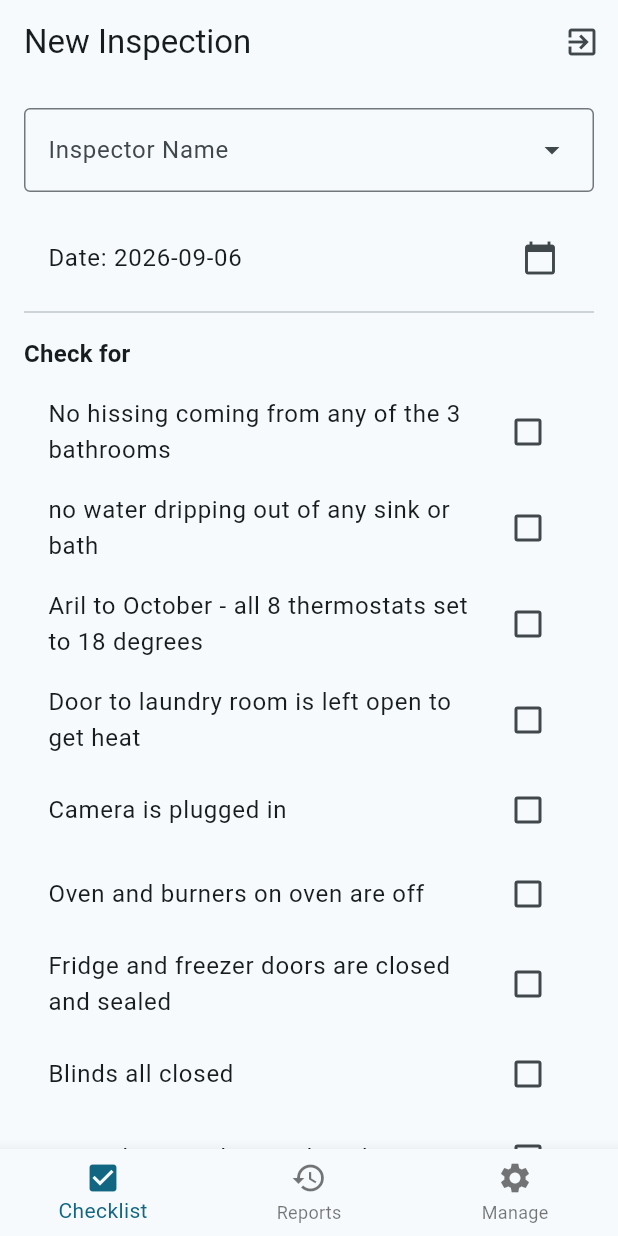
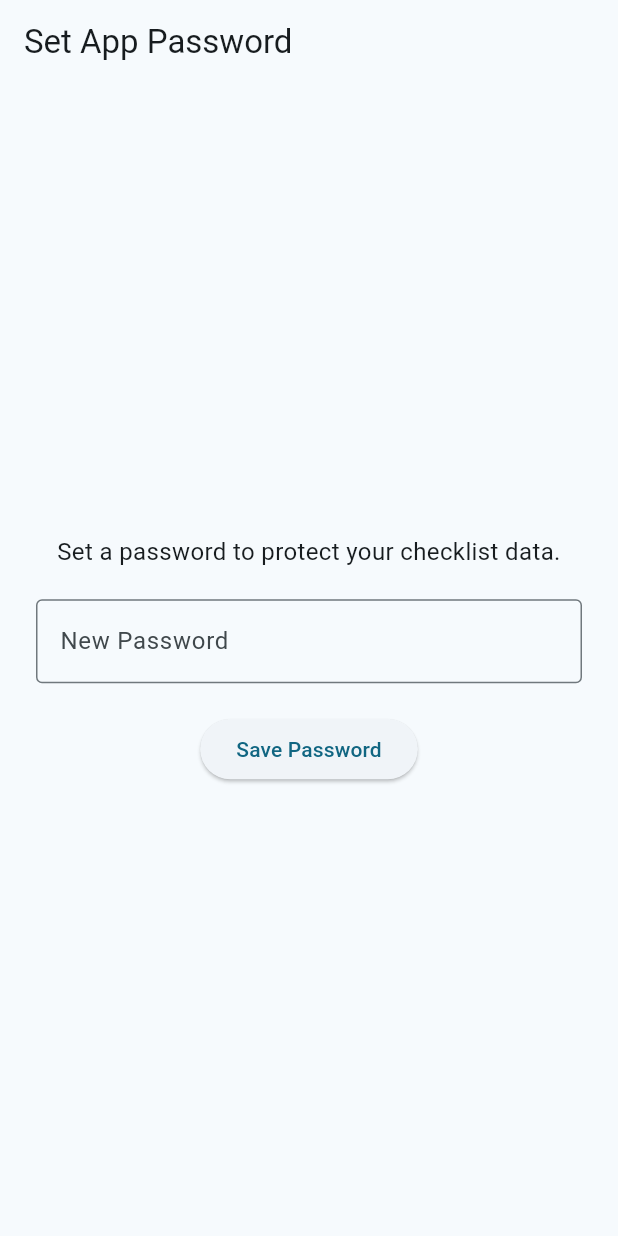
Before and after one commit to tmavroidis/marinerschecklist, a Flutter app: the screen it shows after launch, on a phone screen of 412 x 824 dp. Run offline on Flutter 3.47's test engine with Material 3 defaults, Android fonts, the phone set to English and light mode, and no system bars; our stand-ins replace flutter_secure_storage, shared_preferences.

Commit message:
added password

```diff
--- a/lib/main.dart
+++ b/lib/main.dart
@@ -21,7 +21,167 @@ class MarinersChecklistApp extends StatelessWidget {
         colorScheme: ColorScheme.fromSeed(seedColor: Colors.blueGrey),
         useMaterial3: true,
       ),
-      home: const MainContainer(),
+      home: const AuthWrapper(),
+    );
+  }
+}
+
+class AuthWrapper extends StatefulWidget {
+  const AuthWrapper({super.key});
+
+  @override
+  State<AuthWrapper> createState() => _AuthWrapperState();
+}
+
+class _AuthWrapperState extends State<AuthWrapper> {
+  final _storage = StorageService();
+  bool? _isPasswordSet;
+  bool _isAuthenticated = false;
+
+  @override
+  void initState() {
+    super.initState();
+    _checkAuth();
+  }
+
+  Future<void> _checkAuth() async {
+    final isSet = await _storage.isPasswordSet();
+    setState(() {
+      _isPasswordSet = isSet;
+    });
+  }
+
+  void _onAuthenticated() {
+    setState(() {
+      _isAuthenticated = true;
+    });
+  }
+
+  @override
+  Widget build(BuildContext context) {
+    if (_isPasswordSet == null) {
+      return const Scaffold(body: Center(child: CircularProgressIndicator()));
+    }
+
+    if (!_isPasswordSet!) {
+      return SetupPasswordScreen(onComplete: () {
+        setState(() {
+          _isPasswordSet = true;
+          _isAuthenticated = true;
+        });
+      });
+    }
+
+    if (!_isAuthenticated) {
+      return LoginScreen(onAuthenticated: _onAuthenticated);
+    }
+
+    return const MainContainer();
+  }
+}
+
+class SetupPasswordScreen extends StatefulWidget {
+  final VoidCallback onComplete;
+  const SetupPasswordScreen({super.key, required this.onComplete});
+
+  @override
+  State<SetupPasswordScreen> createState() => _SetupPasswordScreenState();
+}
+
+class _SetupPasswordScreenState extends State<SetupPasswordScreen> {
+  final _controller = TextEditingController();
+  final _storage = StorageService();
+
+  @override
+  Widget build(BuildContext context) {
+    return Scaffold(
+      appBar: AppBar(title: const Text('Set App Password')),
+      body: Padding(
+        padding: const EdgeInsets.all(24.0),
+        child: Column(
+          mainAxisAlignment: MainAxisAlignment.center,
+          children: [
+            const Text(
+              'Set a password to protect your checklist data.',
+              textAlign: TextAlign.center,
+              style: TextStyle(fontSize: 16),
+            ),
+            const SizedBox(height: 20),
+            TextField(
+              controller: _controller,
+              obscureText: true,
+              decoration: const InputDecoration(
+                labelText: 'New Password',
+                border: OutlineInputBorder(),
+              ),
+            ),
+            const SizedBox(height: 20),
+            ElevatedButton(
+              onPressed: () async {
+                if (_controller.text.isNotEmpty) {
+                  await _storage.setPassword(_controller.text);
+                  widget.onComplete();
+                }
+              },
+              child: const Text('Save Password'),
+            ),
+          ],
+        ),
+      ),
+    );
+  }
+}
+
+class LoginScreen extends StatefulWidget {
+  final VoidCallback onAuthenticated;
+  const LoginScreen({super.key, required this.onAuthenticated});
+
+  @override
+  State<LoginScreen> createState() => _LoginScreenState();
+}
+
+class _LoginScreenState extends State<LoginScreen> {
+  final _controller = TextEditingController();
+  final _storage = StorageService();
+  String _error = '';
+
+  @override
+  Widget build(BuildContext context) {
+    return Scaffold(
+      appBar: AppBar(title: const Text('Login')),
+      body: Padding(
+        padding: const EdgeInsets.all(24.0),
+        child: Column(
+          mainAxisAlignment: MainAxisAlignment.center,
+          children: [
+            const Icon(Icons.lock, size: 64, color: Colors.blueGrey),
+            const SizedBox(height: 20),
+            TextField(
+              controller: _controller,
+              obscureText: true,
+              decoration: InputDecoration(
+                labelText: 'Enter Password',
+                errorText: _error.isEmpty ? null : _error,
+                border: const OutlineInputBorder(),
+              ),
+            ),
+            const SizedBox(height: 20),
+            ElevatedButton(
+              onPressed: () async {
+                final isValid = await _storage.verifyPassword(_controller.text);
+                if (isValid) {
+                  widget.onAuthenticated();
+                } else {
+                  setState(() {
+                    _error = 'Incorrect password';
+                  });
+                }
+              },
+              child: const Text('Login'),
+            ),
+          ],
+        ),
+      ),
     );
   }
 }
--- a/lib/services/storage_service.dart
+++ b/lib/services/storage_service.dart
@@ -1,5 +1,6 @@
 import 'dart:convert';
 import 'package:shared_preferences/shared_preferences.dart';
+import 'package:flutter_secure_storage/flutter_secure_storage.dart';
 import '../models/checklist_item.dart';
 import '../models/checklist_entry.dart';
 
@@ -7,6 +8,9 @@ class StorageService {
   static const String _questionsKey = 'checklist_questions';
   static const String _entriesKey = 'checklist_entries';
   static const String _inspectorsKey = 'inspector_names';
+  static const String _passwordKey = 'app_password';
+
+  final _secureStorage = const FlutterSecureStorage();
 
   final List<String> _defaultQuestions = [
     'No hissing coming from any of the 3 bathrooms',
@@ -93,4 +97,18 @@ class StorageService {
       await prefs.setStringList(_inspectorsKey, inspectors);
     }
   }
+
+  Future<bool> isPasswordSet() async {
+    final password = await _secureStorage.read(key: _passwordKey);
+    return password != null && password.isNotEmpty;
+  }
+
+  Future<void> setPassword(String password) async {
+    await _secureStorage.write(key: _passwordKey, value: password);
+  }
+
+  Future<bool> verifyPassword(String password) async {
+    final savedPassword = await _secureStorage.read(key: _passwordKey);
+    return savedPassword == password;
+  }
 }
--- a/pubspec.yaml
+++ b/pubspec.yaml
@@ -37,6 +37,7 @@ dependencies:
   shared_preferences: ^2.5.5
   intl: ^0.20.3
   url_launcher: ^6.3.2
+  flutter_secure_storage: ^11.0.0
 
 dev_dependencies:
   flutter_test:
```
Also changed, not shown: pubspec.lock, 5 other files.
